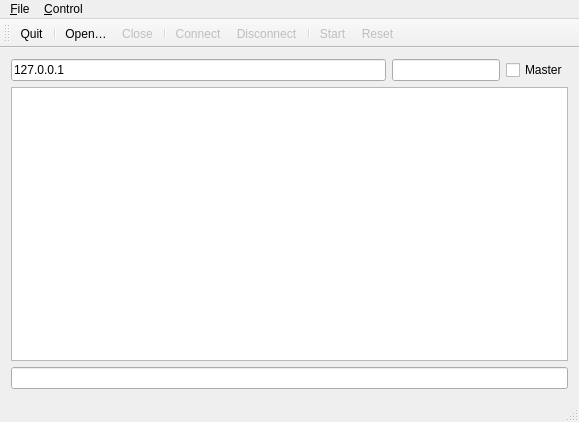
This is mainwindow.ui in rriemann/privacy-amplification as Qt 5 draws it before an edit. The edited form follows.
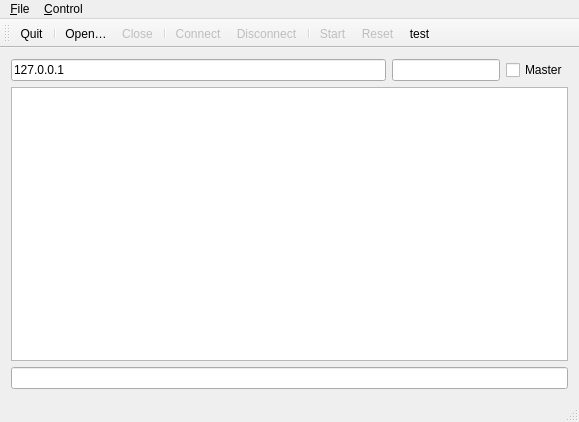
This is the edited form. Icons and pictures are not drawn.

Commit message: test function used for debugging of privacy amplification method

```diff
--- a/mainwindow.ui
+++ b/mainwindow.ui
@@ -126,6 +126,7 @@
    <addaction name="separator"/>
    <addaction name="actionStart"/>
    <addaction name="actionReset"/>
+   <addaction name="actionTest"/>
   </widget>
   <widget class="QStatusBar" name="statusBar"/>
   <action name="actionOpen">
@@ -234,6 +235,11 @@
     <string>Ctrl+D</string>
    </property>
   </action>
+  <action name="actionTest">
+   <property name="text">
+    <string>test</string>
+   </property>
+  </action>
  </widget>
  <layoutdefault spacing="6" margin="11"/>
  <resources/>
```
The commit also changes 4 other files.
